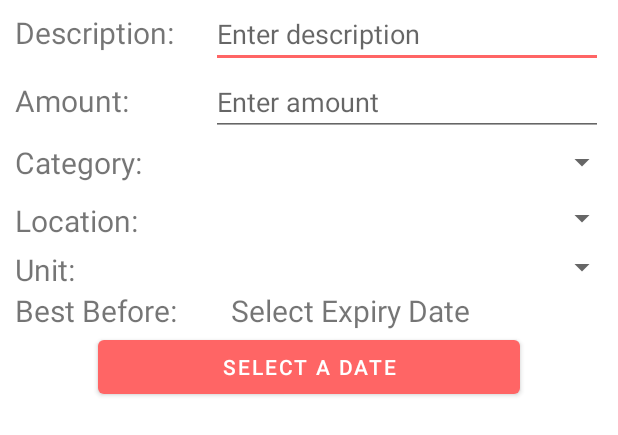
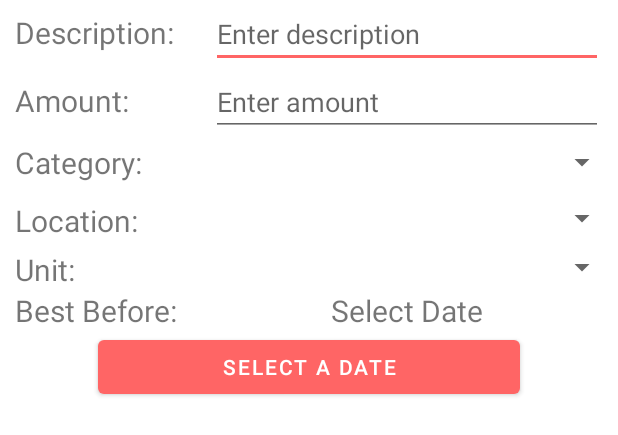
Before and after one commit to CMPUT301F22T19/DietScoop, an Android app: the layout add_ingredient_storage_fragment.xml on its own in the app's theme, with its tools: preview values and no code run, on a phone screen of 412 x 824 dp. Shown: the top 435 px of the screen. Run offline under Robolectric (Android 15) with nearby library versions, the phone set to English and light mode, and no system bars.

```diff
--- a/DietScoopApp/app/src/main/java/com/example/dietscoop/Fragments/IngredientAddFragment.java
+++ b/DietScoopApp/app/src/main/java/com/example/dietscoop/Fragments/IngredientAddFragment.java
@@ -183,16 +183,19 @@ public class IngredientAddFragment extends DialogFragment {
                 R.array.IngredientInStorageCategory, android.R.layout.simple_spinner_item);
         categorySpinnerAdapter.setDropDownViewResource(android.R.layout.simple_spinner_dropdown_item);
         category.setAdapter(categorySpinnerAdapter);
+        category.setPrompt("Select");
 
         ArrayAdapter<CharSequence> locationSpinnerAdapter = ArrayAdapter.createFromResource(this.getContext(),
                 R.array.IngredientInStorageLocation, android.R.layout.simple_spinner_item);
         locationSpinnerAdapter.setDropDownViewResource(android.R.layout.simple_spinner_dropdown_item);
         location.setAdapter(locationSpinnerAdapter);
+        location.setPrompt("Select");
 
         ArrayAdapter<CharSequence> unitSpinnerAdapter = ArrayAdapter.createFromResource(this.getContext(),
                 R.array.IngredientInStorageUnit, android.R.layout.simple_spinner_item);
         unitSpinnerAdapter.setDropDownViewResource(android.R.layout.simple_spinner_item);
         unit.setAdapter(unitSpinnerAdapter);
+        unit.setPrompt("Select");
 
         IngredientInStorage newIngredient = new IngredientInStorage();
 
--- a/DietScoopApp/app/src/main/res/layout/add_food_item_fragment.xml
+++ b/DietScoopApp/app/src/main/res/layout/add_food_item_fragment.xml
@@ -10,6 +10,7 @@
         android:layout_width="0dp"
         android:layout_weight="0.33"
         android:layout_height="match_parent"
+        android:spinnerMode="dialog"
         app:layout_constraintStart_toStartOf="parent"
         app:layout_constraintTop_toTopOf="parent" />
 
@@ -51,6 +52,7 @@
         android:layout_width="100dp"
         android:layout_height="100dp"
         app:layout_constraintEnd_toEndOf="parent"
+        android:spinnerMode="dialog"
         app:layout_constraintTop_toBottomOf="@+id/insert_quantity_food_item"
         android:id="@+id/select_measurement_unit"/>
 
--- a/DietScoopApp/app/src/main/res/layout/add_ingredient_storage_fragment.xml
+++ b/DietScoopApp/app/src/main/res/layout/add_ingredient_storage_fragment.xml
@@ -66,7 +66,9 @@
             android:id="@+id/edit_category_ingredient_storage"
             android:layout_width="0dp"
             android:layout_height="match_parent"
+            android:spinnerMode="dialog"
             android:layout_weight="2" />
+
     </TableRow>
 
     <TableRow
@@ -85,6 +87,7 @@
         <Spinner
             android:id="@+id/edit_location_ingredient_storage"
             android:layout_width="0dp"
+            android:spinnerMode="dialog"
             android:layout_height="wrap_content"
             android:layout_weight="2" />
 
@@ -106,6 +109,7 @@
         <Spinner
             android:id="@+id/edit_unit_ingredient_storage"
             android:layout_width="0dp"
+            android:spinnerMode="dialog"
             android:layout_height="wrap_content"
             android:layout_weight="2" />
     </TableRow>
@@ -114,11 +118,12 @@
         android:layout_width="match_parent"
         android:layout_height="match_parent">
         <TextView
-            android:layout_width="0dp"
+            android:layout_width="1dp"
             android:layout_height="wrap_content"
             android:layout_weight="1"
             android:textSize="20sp"
             android:layout_marginLeft="10dp"
+            android:layout_marginRight="60dp"
             android:text="Best Before:" />
 
         <TextView
@@ -126,10 +131,10 @@
             android:layout_width="0dp"
             android:layout_height="wrap_content"
             android:layout_weight="2"
-            android:layout_marginLeft="20dp"
+            android:layout_marginLeft="0dp"
             android:layout_marginRight="10dp"
             android:textSize="20sp"
-            android:text="Select Expiry Date" />
+            android:text="Select Date" />
 
     </TableRow>
 
--- a/DietScoopApp/app/src/main/res/values/strings.xml
+++ b/DietScoopApp/app/src/main/res/values/strings.xml
@@ -35,14 +35,14 @@
     </string-array>
 
     <string-array name="IngredientInStorageLocation">
-        <item>Select</item>
+
         <item>Pantry</item>
         <item>Freezer</item>
         <item>Fridge</item>
     </string-array>
 
     <string-array name="IngredientInStorageCategory">
-        <item>Select</item>
+
         <item>Vegetable</item>
         <item>Meat</item>
         <item>Dairy</item>
```
Also changed, not shown: DietScoopApp/app/src/main/java/com/example/dietscoop/Fragments/AddFoodItemFragment.java (+126 -40 lines).
